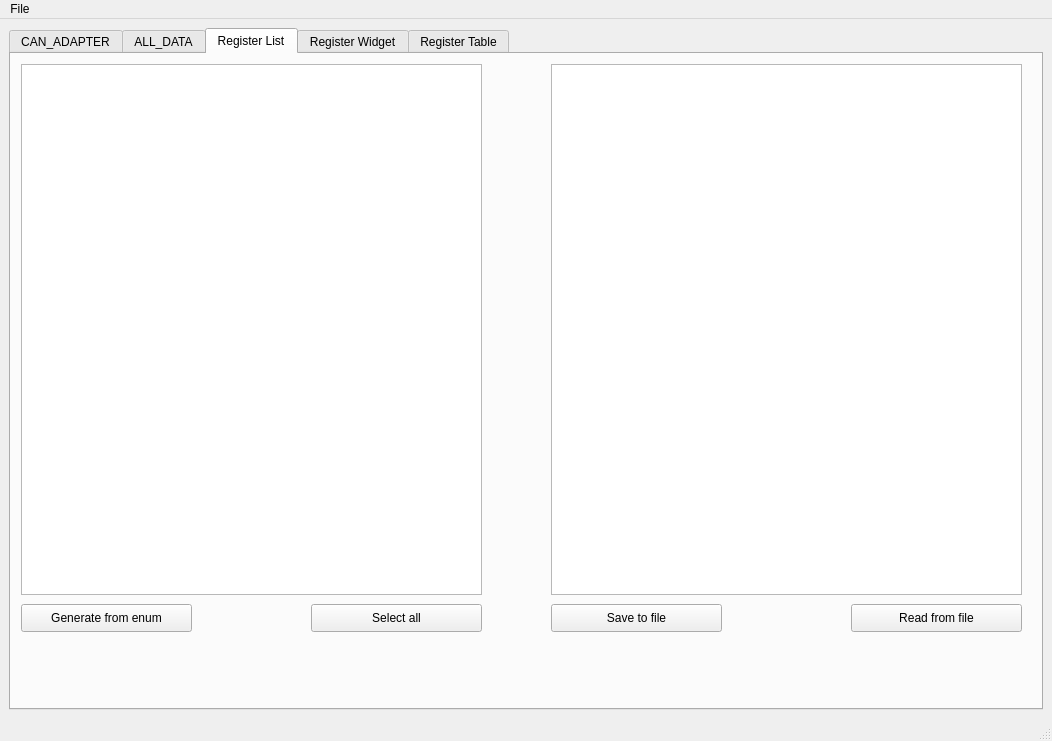
Qt form mainwindow.ui (totktobroditvokrug/EL205-QT) before a commit.
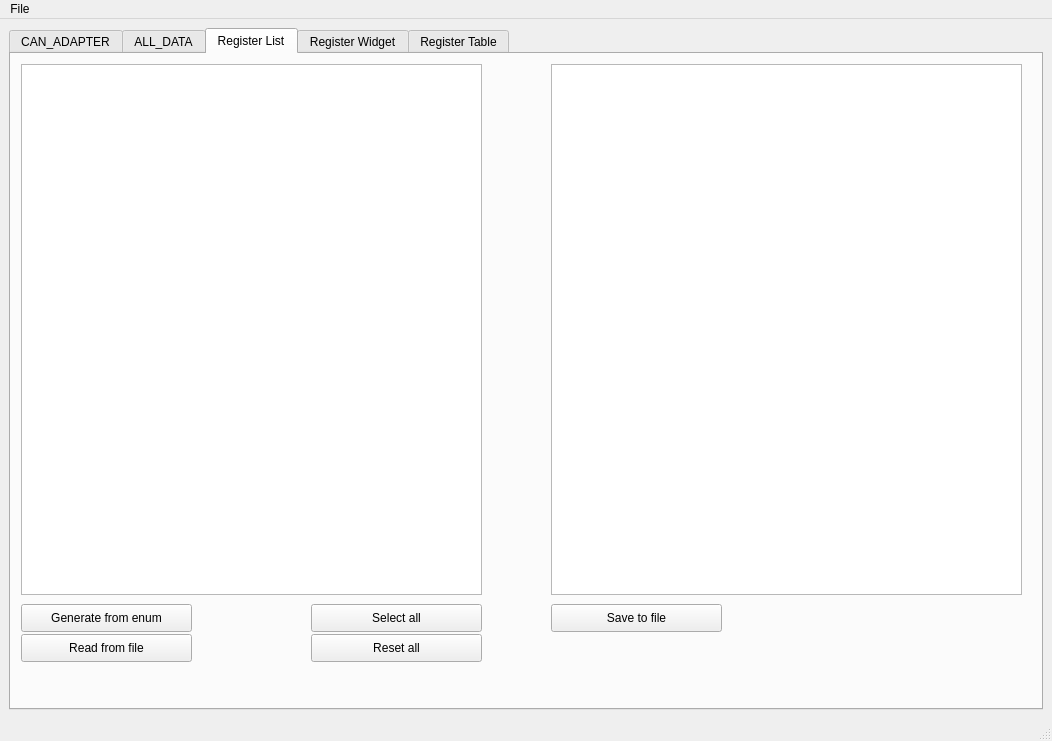
The same form after that commit. The open tabs and pages were chosen to show the change.

What changed in the file:
```diff
--- a/mainwindow.ui
+++ b/mainwindow.ui
@@ -654,8 +654,8 @@
        <widget class="QPushButton" name="pushButton_readRegFromFile">
         <property name="geometry">
          <rect>
-          <x>840</x>
-          <y>550</y>
+          <x>10</x>
+          <y>580</y>
           <width>171</width>
           <height>28</height>
          </rect>
@@ -710,6 +710,19 @@
          <string>Select all</string>
         </property>
        </widget>
+       <widget class="QPushButton" name="pushButton_resetAll">
+        <property name="geometry">
+         <rect>
+          <x>300</x>
+          <y>580</y>
+          <width>171</width>
+          <height>28</height>
+         </rect>
+        </property>
+        <property name="text">
+         <string>Reset all</string>
+        </property>
+       </widget>
       </widget>
       <widget class="QWidget" name="tab_4">
        <attribute name="title">
```
Left out of the diff: 2 changed lines with no effect on the pictures.
